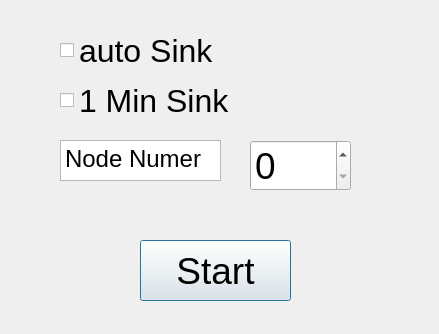
Before: the Qt Designer form uis/main_GUI.ui in arad4228/hashgraph-test_qt, drawn with Qt 5; both pictures show x 0 to 439 and y 230 to 564 of the 439 by 564 pixel window.
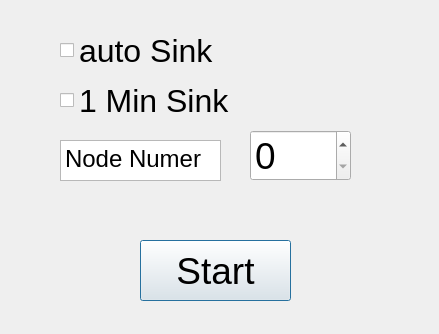
After: the same form once the commit is applied.

Commit message: [KyoungJae]Fix checkbox Group

What changed in the file:
```diff
--- a/uis/main_GUI.ui
+++ b/uis/main_GUI.ui
@@ -97,7 +97,7 @@
    <property name="geometry">
     <rect>
      <x>250</x>
-     <y>370</y>
+     <y>360</y>
      <width>101</width>
      <height>51</height>
     </rect>
```
Left out of the diff: 9 changed lines with no effect on the pictures. The commit also changes 1 other file.
